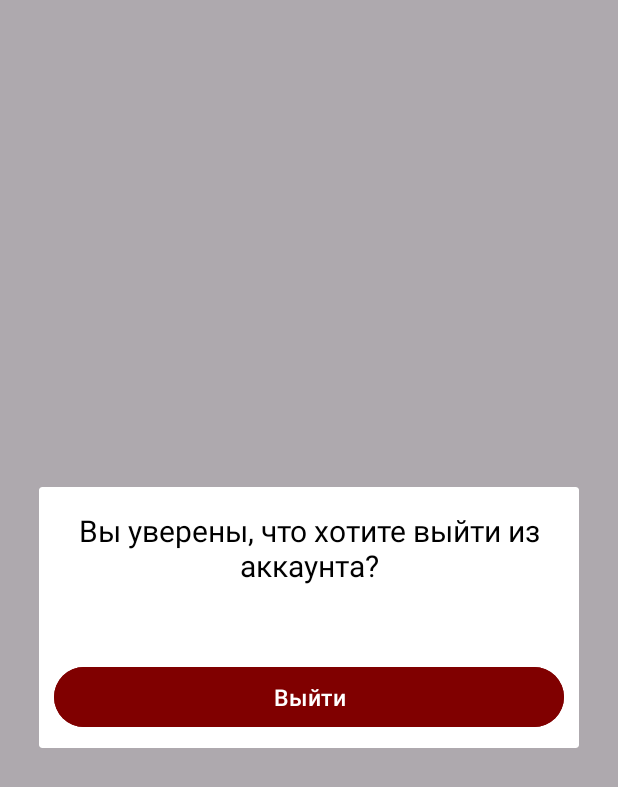
After one commit to sanai1/Financial_Wunderwaffe, an Android app: the fragment LKDialogExitMainFragment shown on its own in the app's theme, on a phone screen of 412 x 824 dp. The commit adds this screen. Shown: the top 787 px of the screen. Run offline under Robolectric (Android 15) with nearby library versions, the phone set to English and light mode, and no system bars.

Commit message:
Добавлено всплывающее окно для подтверждения намерений выйти их аккаунта - LKDialogExitMainFragment

```diff
--- a/app/src/main/java/com/example/financialwunderwaffe/main/lk/LKFragment.kt
+++ b/app/src/main/java/com/example/financialwunderwaffe/main/lk/LKFragment.kt
@@ -10,8 +10,8 @@ import com.example.financialwunderwaffe.LoadingFragment
 import com.example.financialwunderwaffe.R
 //import androidx.lifecycle.ViewModelProvider
 import com.example.financialwunderwaffe.databinding.FragmentMainLkBinding
-import com.example.financialwunderwaffe.main.lk.fragments.LKMainFragment
-import com.example.financialwunderwaffe.main.lk.fragments.LKQuestionnaireFragment
+import com.example.financialwunderwaffe.main.lk.fragments.main.LKMainFragment
+import com.example.financialwunderwaffe.main.lk.fragments.questionnaire.LKQuestionnaireFragment
 
 class LKFragment : Fragment() {
 
--- /dev/null
+++ b/app/src/main/java/com/example/financialwunderwaffe/main/lk/fragments/main/dialogs/LKDialogExitMainFragment.kt
@@ -0,0 +1,37 @@
+package com.example.financialwunderwaffe.main.lk.fragments.main.dialogs
+
+import android.os.Bundle
+import android.view.LayoutInflater
+import android.view.View
+import android.view.ViewGroup
+import android.widget.Button
+import androidx.fragment.app.DialogFragment
+import com.example.financialwunderwaffe.R
+
+class LKDialogExitMainFragment:
+    DialogFragment(),
+    View.OnClickListener
+{
+    private lateinit var dialogExitMainFragment: DialogExitMainFragment
+
+    interface DialogExitMainFragment {
+        fun onDialogExitMainFragmentClickListener()
+    }
+
+    override fun onCreateView(inflater: LayoutInflater, container: ViewGroup?, savedInstanceState: Bundle?): View {
+        val view = inflater.inflate(R.layout.dialog_fragment_lk_main_clarify_exit, null)
+
+        view.findViewById<Button>(R.id.buttonClarifyExitMainLK).setOnClickListener(this)
+        return view
+    }
+
+    override fun onClick(v: View?) {
+        dialogExitMainFragment.onDialogExitMainFragmentClickListener()
+        dismiss()
+    }
+
+    fun setDialogExitMainFragment(listener: DialogExitMainFragment) {
+        dialogExitMainFragment = listener
+    }
+
+}
--- /dev/null
+++ b/app/src/main/res/layout/dialog_fragment_lk_main_clarify_exit.xml
@@ -0,0 +1,36 @@
+<?xml version="1.0" encoding="utf-8"?>
+<androidx.constraintlayout.widget.ConstraintLayout xmlns:android="http://schemas.android.com/apk/res/android"
+    xmlns:tools="http://schemas.android.com/tools"
+    android:layout_width="match_parent"
+    android:layout_height="match_parent">
+
+    <LinearLayout
+        style="@style/LinearLayoutInfoLK"
+
+        android:orientation="vertical"
+        tools:ignore="MissingConstraints">
+
+        <TextView
+            style="@style/TextViewInfoLK"
+
+            android:layout_marginTop="15dp"
+            android:text="Вы уверены, что хотите выйти из аккаунта?" />
+
+        <LinearLayout
+            style="@style/LinearLayoutInfoLK"
+
+            android:layout_marginTop="50dp"
+            android:orientation="vertical">
+
+            <Button
+                style="@style/ButtonWelcome"
+
+                android:id="@+id/buttonClarifyExitMainLK"
+                android:layout_width="match_parent"
+                android:backgroundTint="@color/maroon"
+                android:text="@string/exit"
+                android:layout_gravity="center"/>
+
+        </LinearLayout>
+    </LinearLayout>
+</androidx.constraintlayout.widget.ConstraintLayout>
--- a/app/src/main/res/layout/fragment_lk_main.xml
+++ b/app/src/main/res/layout/fragment_lk_main.xml
@@ -4,7 +4,7 @@
     android:layout_width="match_parent"
     android:layout_height="match_parent"
     xmlns:app="http://schemas.android.com/apk/res-auto"
-    tools:context=".main.lk.fragments.LKMainFragment">
+    tools:context=".main.lk.fragments.main.LKMainFragment">
 
     <androidx.constraintlayout.widget.ConstraintLayout
         android:layout_width="match_parent"
@@ -92,7 +92,7 @@
 
                 android:id="@+id/textViewExitLK"
                 android:layout_gravity="center"
-                android:text="Выйти"
+                android:text="@string/exit"
                 android:textColor="@color/red" />
 
         </LinearLayout>
--- a/app/src/main/res/layout/fragment_lk_questionnaire.xml
+++ b/app/src/main/res/layout/fragment_lk_questionnaire.xml
@@ -4,7 +4,7 @@
     xmlns:tools="http://schemas.android.com/tools"
     android:layout_width="match_parent"
     android:layout_height="match_parent"
-    tools:context=".main.lk.fragments.LKQuestionnaireFragment">
+    tools:context=".main.lk.fragments.questionnaire.LKQuestionnaireFragment">
 
     <ScrollView
         android:layout_width="match_parent"
--- a/app/src/main/res/values/strings.xml
+++ b/app/src/main/res/values/strings.xml
@@ -60,4 +60,5 @@
     <string name="answer">Answer</string>
     <string name="complete">Завершить</string>
     <string name="questionnaire">Анкета</string>
+    <string name="exit">Выйти</string>
 </resources>
```
Also changed, not shown: app/src/main/java/com/example/financialwunderwaffe/main/lk/fragments/main/LKMainFragment.kt (renamed from app/src/main/java/com/example/financialwunderwaffe/main/lk/fragments/LKMainFragment.kt, +16 -3 lines), app/src/main/java/com/example/financialwunderwaffe/main/lk/fragments/questionnaire/LKQuestionnaireFragment.kt (renamed from app/src/main/java/com/example/financialwunderwaffe/main/lk/fragments/LKQuestionnaireFragment.kt, +14 -19 lines).
